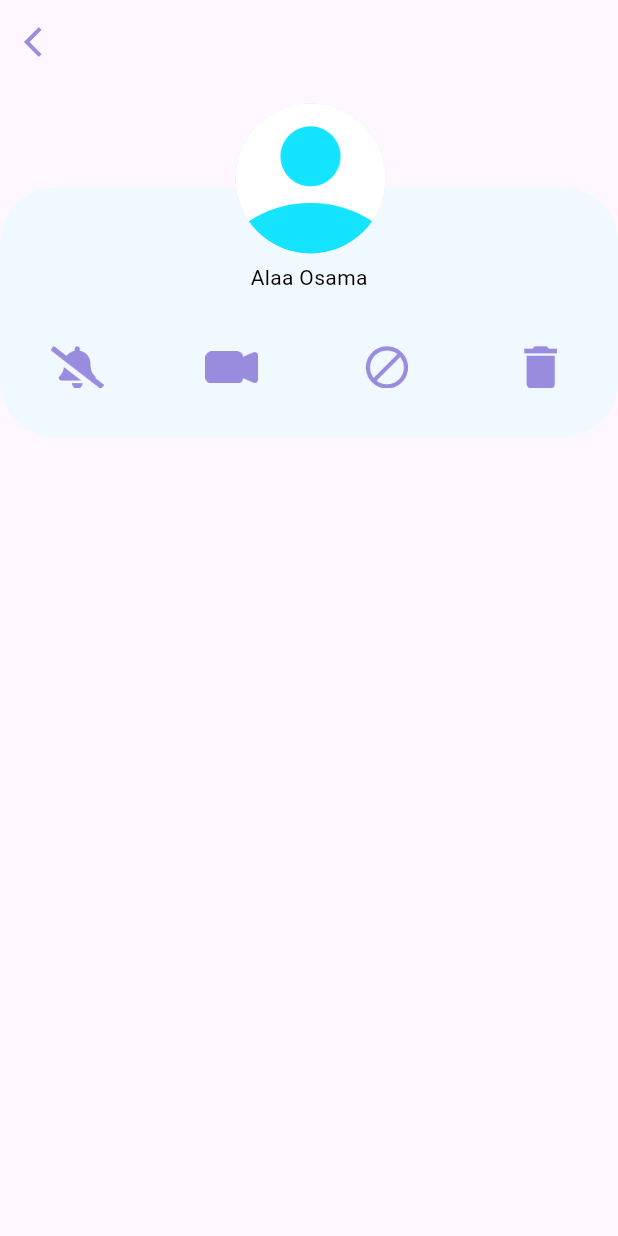
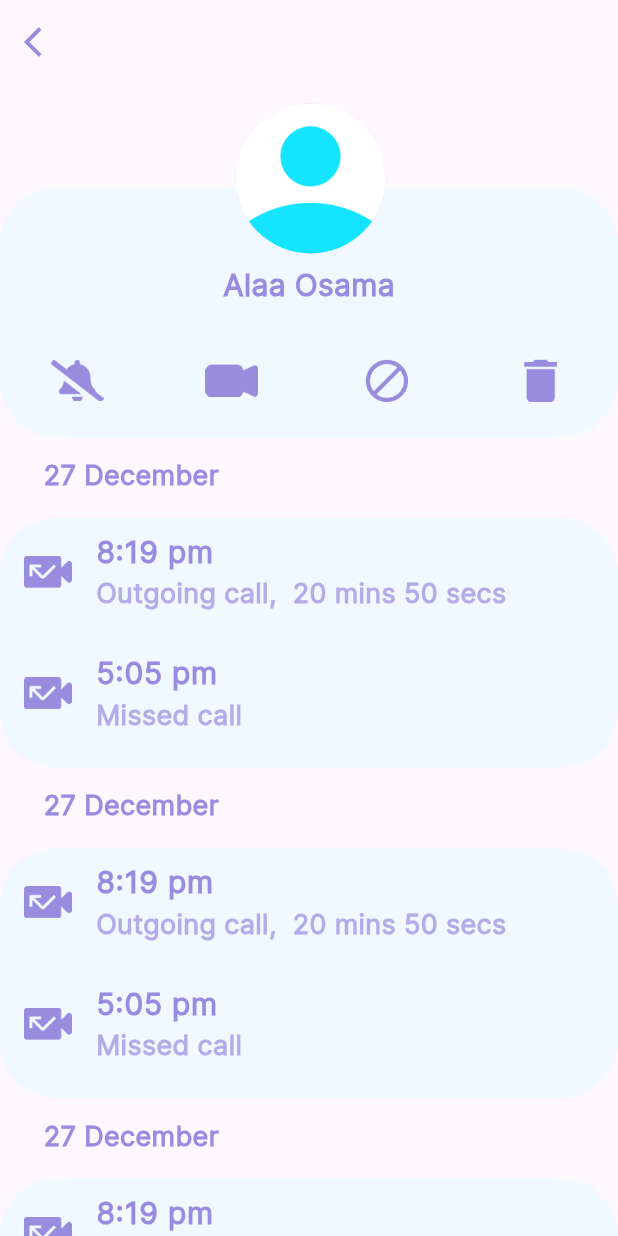
Before and after one commit to mohammedzidan1/eary, a Flutter app: the screen it shows after launch, on a phone screen of 412 x 824 dp. Run offline on Flutter 3.47's test engine with Material 2 defaults, Android fonts, the phone set to English and light mode, and no system bars; our stand-ins replace animated_splash_screen, bloc, easy_localization, equatable, firebase_auth, firebase_core and 3 more; missing offline and left inert: firestore_model; accounts and stored records are empty.

Commit message:
done contact screen

```diff
--- a/lib/core/utilites/app_images.dart
+++ b/lib/core/utilites/app_images.dart
@@ -23,5 +23,7 @@ class AppImages {
   static const String contact2 = "assets/images/contact2.png";
   static const String contact3 = "assets/images/contact3.png";
   static const String contact4 = "assets/images/contact4.png";
+  static const String missingCall = "assets/images/missing_call.png";
+  static const String outGoingCall = "assets/images/out_going_call.png";
 
 }
--- a/lib/core/widgets/custom_appBar.dart
+++ b/lib/core/widgets/custom_appBar.dart
@@ -3,6 +3,7 @@ import 'package:flutter/material.dart';
 
 PreferredSizeWidget customAppBar(context){
   return AppBar(
+    elevation: 0.0,
     leading: IconButton(
       onPressed: () {
         Navigator.pop(context);
--- a/lib/modules/lay_out/view/screens/contact_profile/contact_profile_screen.dart
+++ b/lib/modules/lay_out/view/screens/contact_profile/contact_profile_screen.dart
@@ -1,35 +1,33 @@
 import 'package:eary/core/utilites/app_images.dart';
+import 'package:eary/core/utilites/font_manager.dart';
 import 'package:eary/core/widgets/custom_appBar.dart';
 import 'package:eary/core/widgets/custom_text.dart';
 import 'package:flutter/material.dart';
 import 'package:flutter_screenutil/flutter_screenutil.dart';
 
 class ContactProfileScreen extends StatelessWidget {
-  ContactProfileScreen({Key? key}) : super(key: key);
+  const ContactProfileScreen({Key? key}) : super(key: key);
 
   @override
   Widget build(BuildContext context) {
     return Scaffold(
       appBar: customAppBar(context),
-      body: Container(
-        child: Column(
+      body: Column(
+        crossAxisAlignment: CrossAxisAlignment.start,
         children: [
           Stack(
             children: [
-                Container(
-                  margin: EdgeInsets.only(top: 69),
-                  width: 414.w,
-                  height: 161.h,
-                  decoration: BoxDecoration(
-                      borderRadius: BorderRadius.circular(37.0),
-                      color: const Color(0xffF0F9FF)),
+              customContainer(
                   child: Column(
                     children: [
-                      Padding(
-                        padding: const EdgeInsets.only(top: 50),
+                      const Padding(
+                        padding: EdgeInsets.only(top: 50),
                         child: CustomText(
                           text: "Alaa Osama",
-                          color: Colors.black,
+                          color: Color(0xff998BE0),
+                          fontSize: 20,
+                          fontWeight: FontWeight.w700,
+                          fontFamily: AppFontFamily.inter,
                         ),
                       ),
                       Padding(
@@ -37,17 +35,32 @@ class ContactProfileScreen extends StatelessWidget {
                         child: Row(
                           mainAxisAlignment: MainAxisAlignment.spaceAround,
                           children: [
-                           Image.asset(AppImages.contact1,height: 28.0.h,width: 35.0.w,),
-                           Image.asset(AppImages.contact2,height: 28.0.h,width: 35.0.w,),
-                           Image.asset(AppImages.contact3,height: 28.0.h,width: 35.0.w,),
-                           Image.asset(AppImages.contact4,height: 28.0.h,width: 35.0.w,),
-
+                            Image.asset(
+                              AppImages.contact1,
+                              height: 28.0.h,
+                              width: 35.0.w,
+                            ),
+                            Image.asset(
+                              AppImages.contact2,
+                              height: 28.0.h,
+                              width: 35.0.w,
+                            ),
+                            Image.asset(
+                              AppImages.contact3,
+                              height: 28.0.h,
+                              width: 35.0.w,
+                            ),
+                            Image.asset(
+                              AppImages.contact4,
+                              height: 28.0.h,
+                              width: 35.0.w,
+                            ),
                           ],
                         ),
                       ),
                     ],
                   ),
-                ),
+                  margin: 69),
               const Padding(
                 padding: EdgeInsets.only(top: 13.0, left: 157),
                 child: CircleAvatar(
@@ -55,12 +68,95 @@ class ContactProfileScreen extends StatelessWidget {
                   backgroundImage: AssetImage(AppImages.userImage),
                 ),
               ),
-
             ],
+          ),
+          Expanded(
+            child: ListView.builder(
+              physics: const BouncingScrollPhysics(),
+              itemBuilder: (context, index) => Column(
+                crossAxisAlignment: CrossAxisAlignment.start,
+                children: [
+                  const Padding(
+                    padding: EdgeInsets.only(top: 13, left: 29),
+                    child: CustomText(
+                      text: "27 December",
+                      color: Color(0xff998BE0),
+                      fontSize: 18,
+                      fontWeight: FontWeight.w700,
+                      fontFamily: AppFontFamily.inter,
+                    ),
+                  ),
+                  customContainer(
+                    margin: 15,
+                    child: Column(
+                      children: [
+                        ListTile(
+                          leading: Image.asset(
+                            AppImages.outGoingCall,
+                            height: 21.33,
+                            width: 32,
+                          ),
+                          title: const CustomText(
+                            text: "8:19 pm",
+                            color: Color(0xff998BE0),
+                            fontSize: 20,
+                            fontWeight: FontWeight.w700,
+                            fontFamily: AppFontFamily.inter,
+                          ),
+                          subtitle: CustomText(
+                            text: "Outgoing call,  20 mins 50 secs",
+                            color: const Color(0xff998CDE).withOpacity(.7),
+                            fontSize: 18,
+                            fontWeight: FontWeight.w700,
+                            fontFamily: AppFontFamily.inter,
+                          ),
+                        ),
+                        Padding(
+                          padding: const EdgeInsets.only(top: 9),
+                          child: ListTile(
+                            leading: Image.asset(
+                              AppImages.missingCall,
+                              height: 21.33,
+                              width: 32,
+                            ),
+                            title: const CustomText(
+                              text: "5:05 pm",
+                              color: Color(0xff998BE0),
+                              fontSize: 20,
+                              fontWeight: FontWeight.w700,
+                              fontFamily: AppFontFamily.inter,
+                            ),
+                            subtitle: CustomText(
+                              text: "Missed call",
+                              color: const Color(0xff998CDE).withOpacity(.7),
+                              fontSize: 18.sp,
+                              fontWeight: FontWeight.w700,
+                              fontFamily: AppFontFamily.inter,
+                            ),
+                          ),
                         ),
                       ],
                     ),
                   ),
+                ],
+              ),
+              itemCount: 7,
+            ),
+          )
+        ],
+      ),
     );
   }
 }
+
+Widget customContainer({Widget? child, double? margin}) {
+  return Container(
+    margin: EdgeInsets.only(top: margin!),
+    width: 414.w,
+    height: 161.h,
+    decoration: BoxDecoration(
+        borderRadius: BorderRadius.circular(37.0),
+        color: const Color(0xffF0F9FF)),
+    child: child,
+  );
+}
--- a/lib/modules/lay_out/view/screens/profile/profile_screen.dart
+++ b/lib/modules/lay_out/view/screens/profile/profile_screen.dart
@@ -49,7 +49,7 @@ class _ProfileScreenState extends State<ProfileScreen> {
         onLoading: () => const Center(
           child: CircularProgressIndicator(),
         ),
-        builder: (context, snapshot) {
+        onSuccess: (snapshot) {
           return Column(
             crossAxisAlignment: CrossAxisAlignment.start,
             children: [
@@ -78,7 +78,7 @@ class _ProfileScreenState extends State<ProfileScreen> {
               SizedBox(
                 height: 21.91.h,
               ),
-              containerBody(snapshot.data),
+              containerBody(snapshot),
               const SizedBox(
                 height: 70,
               ),
--- a/lib/on_boarding/on_boarding_item.dart
+++ b/lib/on_boarding/on_boarding_item.dart
@@ -1,4 +1,4 @@
-import 'package:eary/core/utilites/app_images.dart';
+
 import 'package:eary/core/widgets/custom_text.dart';
 import 'package:eary/on_boarding/model.dart';
 import 'package:flutter/material.dart';
```
Also changed, not shown: assets/images/missing_call.png (added), assets/images/out_going_call.png (added). Lines whose indentation alone changed are shown as unchanged.
